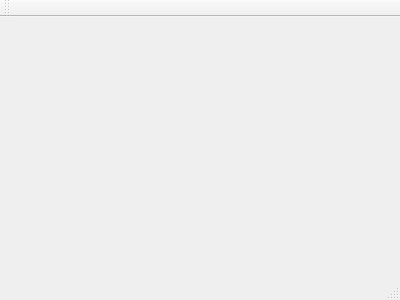
azieh/RepoDest, file RepoDest/mainwindow.ui: the form before one commit.
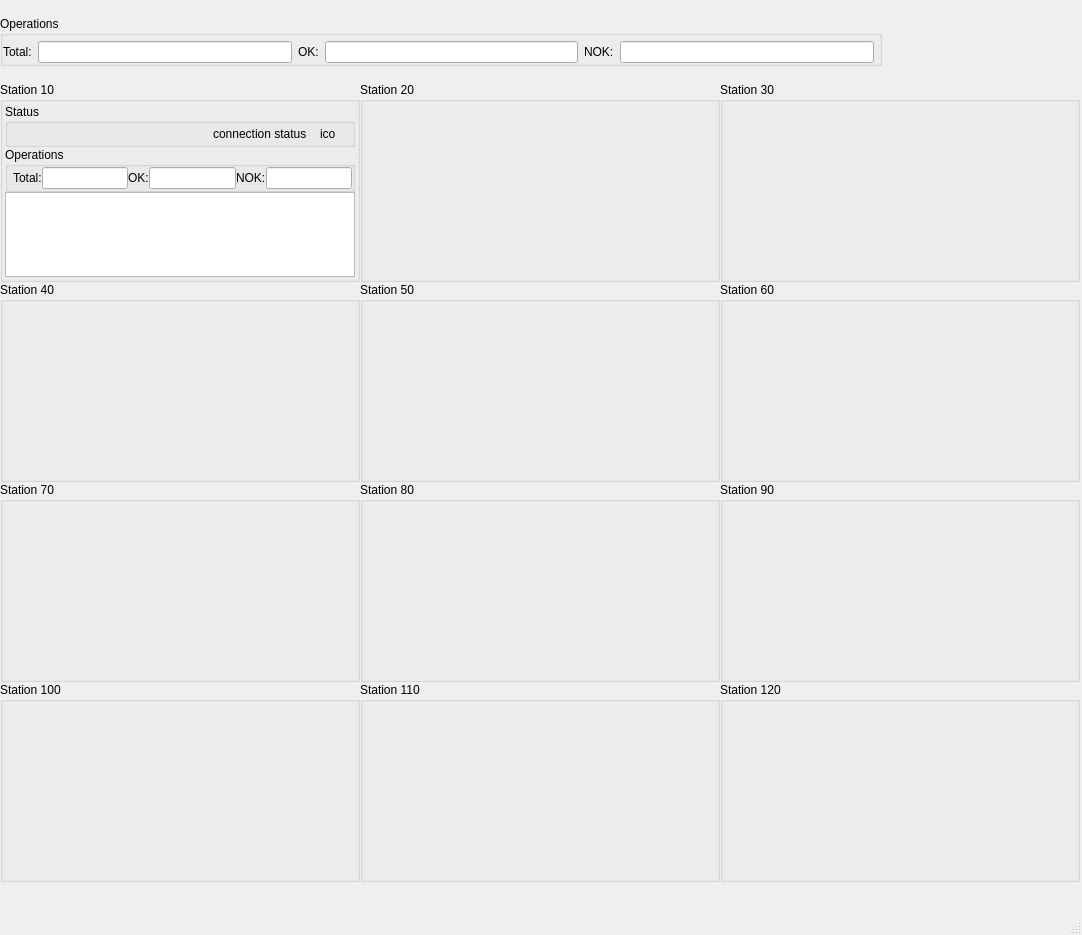
The form after the commit. Icons and pictures are not drawn.

Commit message: Layout correction

Diff of the .ui file:
```diff
--- a/RepoDest/mainwindow.ui
+++ b/RepoDest/mainwindow.ui
@@ -1,24 +1,597 @@
 <ui version="4.0">
  <class>MainWindow</class>
- <widget class="QMainWindow" name="MainWindow" >
-  <property name="geometry" >
+ <widget class="QMainWindow" name="MainWindow">
+  <property name="geometry">
    <rect>
     <x>0</x>
     <y>0</y>
-    <width>400</width>
-    <height>300</height>
+    <width>1082</width>
+    <height>935</height>
    </rect>
   </property>
-  <property name="windowTitle" >
+  <property name="minimumSize">
+   <size>
+    <width>1082</width>
+    <height>935</height>
+   </size>
+  </property>
+  <property name="maximumSize">
+   <size>
+    <width>1082</width>
+    <height>935</height>
+   </size>
+  </property>
+  <property name="windowTitle">
    <string>MainWindow</string>
   </property>
-  <widget class="QMenuBar" name="menuBar" />
-  <widget class="QToolBar" name="mainToolBar" />
-  <widget class="QWidget" name="centralWidget" />
-  <widget class="QStatusBar" name="statusBar" />
+  <widget class="QWidget" name="centralWidget">
+   <property name="sizePolicy">
+    <sizepolicy hsizetype="MinimumExpanding" vsizetype="MinimumExpanding">
+     <horstretch>0</horstretch>
+     <verstretch>0</verstretch>
+    </sizepolicy>
+   </property>
+   <property name="minimumSize">
+    <size>
+     <width>1025</width>
+     <height>884</height>
+    </size>
+   </property>
+   <property name="maximumSize">
+    <size>
+     <width>1082</width>
+     <height>884</height>
+    </size>
+   </property>
+   <layout class="QGridLayout" name="gridLayout" rowstretch="0,0">
+    <property name="sizeConstraint">
+     <enum>QLayout::SetDefaultConstraint</enum>
+    </property>
+    <property name="leftMargin">
+     <number>0</number>
+    </property>
+    <property name="topMargin">
+     <number>0</number>
+    </property>
+    <property name="rightMargin">
+     <number>0</number>
+    </property>
+    <property name="bottomMargin">
+     <number>0</number>
+    </property>
+    <property name="spacing">
+     <number>0</number>
+    </property>
+    <item row="0" column="0">
+     <layout class="QHBoxLayout" name="horizontalLayout">
+      <property name="spacing">
+       <number>0</number>
+      </property>
+      <property name="sizeConstraint">
+       <enum>QLayout::SetDefaultConstraint</enum>
+      </property>
+      <property name="bottomMargin">
+       <number>0</number>
+      </property>
+      <item>
+       <widget class="QGroupBox" name="staticTotalStatusAnalizer">
+        <property name="maximumSize">
+         <size>
+          <width>16777215</width>
+          <height>50</height>
+         </size>
+        </property>
+        <property name="title">
+         <string>Operations</string>
+        </property>
+        <layout class="QHBoxLayout" name="horizontalLayout_2">
+         <property name="leftMargin">
+          <number>0</number>
+         </property>
+         <property name="topMargin">
+          <number>5</number>
+         </property>
+         <property name="rightMargin">
+          <number>5</number>
+         </property>
+         <property name="bottomMargin">
+          <number>0</number>
+         </property>
+         <item>
+          <widget class="QLabel" name="staticTotal">
+           <property name="text">
+            <string>Total:</string>
+           </property>
+          </widget>
+         </item>
+         <item>
+          <widget class="QLineEdit" name="lineEditTotal">
+           <property name="readOnly">
+            <bool>true</bool>
+           </property>
+          </widget>
+         </item>
+         <item>
+          <widget class="QLabel" name="staticOk">
+           <property name="text">
+            <string>OK:</string>
+           </property>
+          </widget>
+         </item>
+         <item>
+          <widget class="QLineEdit" name="lineEditOk">
+           <property name="readOnly">
+            <bool>true</bool>
+           </property>
+          </widget>
+         </item>
+         <item>
+          <widget class="QLabel" name="staticNok">
+           <property name="text">
+            <string>NOK:</string>
+           </property>
+          </widget>
+         </item>
+         <item>
+          <widget class="QLineEdit" name="lineEditNok">
+           <property name="readOnly">
+            <bool>true</bool>
+           </property>
+          </widget>
+         </item>
+        </layout>
+       </widget>
+      </item>
+      <item>
+       <widget class="QLabel" name="staticLogoValeo">
+        <property name="minimumSize">
+         <size>
+          <width>200</width>
+          <height>80</height>
+         </size>
+        </property>
+        <property name="maximumSize">
+         <size>
+          <width>200</width>
+          <height>80</height>
+         </size>
+        </property>
+        <property name="frameShadow">
+         <enum>QFrame::Plain</enum>
+        </property>
+        <property name="text">
+         <string/>
+        </property>
+        <property name="pixmap">
+         <pixmap resource="ico.qrc">:/ico/logovaleo.png</pixmap>
+        </property>
+       </widget>
+      </item>
+     </layout>
+    </item>
+    <item row="1" column="0">
+     <layout class="QGridLayout" name="gridLayoutForStations">
+      <property name="sizeConstraint">
+       <enum>QLayout::SetDefaultConstraint</enum>
+      </property>
+      <property name="spacing">
+       <number>0</number>
+      </property>
+      <item row="2" column="2">
+       <widget class="QGroupBox" name="groupBoxSt80">
+        <property name="minimumSize">
+         <size>
+          <width>360</width>
+          <height>200</height>
+         </size>
+        </property>
+        <property name="maximumSize">
+         <size>
+          <width>360</width>
+          <height>200</height>
+         </size>
+        </property>
+        <property name="title">
+         <string>Station 80</string>
+        </property>
+       </widget>
+      </item>
+      <item row="2" column="1">
+       <widget class="QGroupBox" name="groupBoxSt70">
+        <property name="minimumSize">
+         <size>
+          <width>360</width>
+          <height>200</height>
+         </size>
+        </property>
+        <property name="maximumSize">
+         <size>
+          <width>360</width>
+          <height>200</height>
+         </size>
+        </property>
+        <property name="title">
+         <string>Station 70</string>
+        </property>
+       </widget>
+      </item>
+      <item row="1" column="1">
+       <widget class="QGroupBox" name="groupBoxSt50">
+        <property name="minimumSize">
+         <size>
+          <width>360</width>
+          <height>200</height>
+         </size>
+        </property>
+        <property name="maximumSize">
+         <size>
+          <width>360</width>
+          <height>200</height>
+         </size>
+        </property>
+        <property name="title">
+         <string>Station 40</string>
+        </property>
+       </widget>
+      </item>
+      <item row="1" column="3">
+       <widget class="QGroupBox" name="groupBoxSt60">
+        <property name="minimumSize">
+         <size>
+          <width>360</width>
+          <height>200</height>
+         </size>
+        </property>
+        <property name="maximumSize">
+         <size>
+          <width>360</width>
+          <height>200</height>
+         </size>
+        </property>
+        <property name="title">
+         <string>Station 60</string>
+        </property>
+       </widget>
+      </item>
+      <item row="2" column="3">
+       <widget class="QGroupBox" name="groupBoxSt90">
+        <property name="minimumSize">
+         <size>
+          <width>360</width>
+          <height>200</height>
+         </size>
+        </property>
+        <property name="maximumSize">
+         <size>
+          <width>360</width>
+          <height>200</height>
+         </size>
+        </property>
+        <property name="title">
+         <string>Station 90</string>
+        </property>
+       </widget>
+      </item>
+      <item row="1" column="2">
+       <widget class="QGroupBox" name="groupBoxSt40">
+        <property name="minimumSize">
+         <size>
+          <width>360</width>
+          <height>200</height>
+         </size>
+        </property>
+        <property name="maximumSize">
+         <size>
+          <width>360</width>
+          <height>200</height>
+         </size>
+        </property>
+        <property name="title">
+         <string>Station 50</string>
+        </property>
+       </widget>
+      </item>
+      <item row="0" column="2">
+       <widget class="QGroupBox" name="groupBoxSt20">
+        <property name="minimumSize">
+         <size>
+          <width>360</width>
+          <height>200</height>
+         </size>
+        </property>
+        <property name="maximumSize">
+         <size>
+          <width>360</width>
+          <height>200</height>
+         </size>
+        </property>
+        <property name="title">
+         <string>Station 20</string>
+        </property>
+       </widget>
+      </item>
+      <item row="0" column="1">
+       <widget class="QGroupBox" name="groupBoxSt10">
+        <property name="minimumSize">
+         <size>
+          <width>360</width>
+          <height>200</height>
+         </size>
+        </property>
+        <property name="maximumSize">
+         <size>
+          <width>360</width>
+          <height>200</height>
+         </size>
+        </property>
+        <property name="title">
+         <string>Station 10</string>
+        </property>
+        <property name="flat">
+         <bool>false</bool>
+        </property>
+        <layout class="QGridLayout" name="gridLayout_2">
+         <property name="leftMargin">
+          <number>2</number>
+         </property>
+         <property name="topMargin">
+          <number>2</number>
+         </property>
+         <property name="rightMargin">
+          <number>2</number>
+         </property>
+         <property name="bottomMargin">
+          <number>2</number>
+         </property>
+         <property name="spacing">
+          <number>0</number>
+         </property>
+         <item row="0" column="1">
+          <widget class="QGroupBox" name="groupBoxSt10Status">
+           <property name="title">
+            <string>Status</string>
+           </property>
+           <property name="flat">
+            <bool>true</bool>
+           </property>
+           <layout class="QHBoxLayout" name="horizontalLayout_3">
+            <property name="spacing">
+             <number>0</number>
+            </property>
+            <property name="leftMargin">
+             <number>5</number>
+            </property>
+            <property name="topMargin">
+             <number>0</number>
+            </property>
+            <property name="rightMargin">
+             <number>0</number>
+            </property>
+            <property name="bottomMargin">
+             <number>0</number>
+            </property>
+            <item>
+             <spacer name="horizontalSpacerSt10_1">
+              <property name="orientation">
+               <enum>Qt::Horizontal</enum>
+              </property>
+              <property name="sizeType">
+               <enum>QSizePolicy::Maximum</enum>
+              </property>
+              <property name="sizeHint" stdset="0">
+               <size>
+                <width>200</width>
+                <height>20</height>
+               </size>
+              </property>
+             </spacer>
+            </item>
+            <item>
+             <widget class="QLabel" name="labelSt10Status">
+              <property name="text">
+               <string>connection status</string>
+              </property>
+             </widget>
+            </item>
+            <item>
+             <widget class="QLabel" name="labelSt10Ico">
+              <property name="maximumSize">
+               <size>
+                <width>32</width>
+                <height>32</height>
+               </size>
+              </property>
+              <property name="text">
+               <string>ico</string>
+              </property>
+             </widget>
+            </item>
+           </layout>
+          </widget>
+         </item>
+         <item row="1" column="1">
+          <widget class="QGroupBox" name="groupBox">
+           <property name="title">
+            <string>Operations</string>
+           </property>
+           <property name="flat">
+            <bool>true</bool>
+           </property>
+           <layout class="QHBoxLayout" name="horizontalLayout_6">
+            <property name="spacing">
+             <number>0</number>
+            </property>
+            <property name="leftMargin">
+             <number>5</number>
+            </property>
+            <property name="topMargin">
+             <number>0</number>
+            </property>
+            <property name="rightMargin">
+             <number>0</number>
+            </property>
+            <property name="bottomMargin">
+             <number>0</number>
+            </property>
+            <item>
+             <widget class="QLabel" name="staticSt10Total">
+              <property name="text">
+               <string>Total:</string>
+              </property>
+             </widget>
+            </item>
+            <item>
+             <widget class="QLineEdit" name="lineEditSt10Total">
+              <property name="readOnly">
+               <bool>true</bool>
+              </property>
+             </widget>
+            </item>
+            <item>
+             <widget class="QLabel" name="staticSt10Ok">
+              <property name="text">
+               <string>OK:</string>
+              </property>
+             </widget>
+            </item>
+            <item>
+             <widget class="QLineEdit" name="lineEditSt10Ok">
+              <property name="readOnly">
+               <bool>true</bool>
+              </property>
+             </widget>
+            </item>
+            <item>
+             <widget class="QLabel" name="staticSt10Nok">
+              <property name="text">
+               <string>NOK:</string>
+              </property>
+             </widget>
+            </item>
+            <item>
+             <widget class="QLineEdit" name="lineEditSt10Nok">
+              <property name="readOnly">
+               <bool>true</bool>
+              </property>
+             </widget>
+            </item>
+           </layout>
+          </widget>
+         </item>
+         <item row="2" column="1">
+          <widget class="QPlainTextEdit" name="plainTextEdit"/>
+         </item>
+         <item row="0" column="0">
+          <spacer name="horizontalSpacer">
+           <property name="orientation">
+            <enum>Qt::Horizontal</enum>
+           </property>
+           <property name="sizeHint" stdset="0">
+            <size>
+             <width>40</width>
+             <height>20</height>
+            </size>
+           </property>
+          </spacer>
+         </item>
+        </layout>
+       </widget>
+      </item>
+      <item row="0" column="3">
+       <widget class="QGroupBox" name="groupBoxSt30">
+        <property name="minimumSize">
+         <size>
+          <width>360</width>
+          <height>200</height>
+         </size>
+        </property>
+        <property name="maximumSize">
+         <size>
+          <width>360</width>
+          <height>200</height>
+         </size>
+        </property>
+        <property name="title">
+         <string>Station 30</string>
+        </property>
+       </widget>
+      </item>
+      <item row="3" column="1">
+       <widget class="QGroupBox" name="groupBoxSt100">
+        <property name="minimumSize">
+         <size>
+          <width>360</width>
+          <height>200</height>
+         </size>
+        </property>
+        <property name="maximumSize">
+         <size>
+          <width>360</width>
+          <height>200</height>
+         </size>
+        </property>
+        <property name="title">
+         <string>Station 100</string>
+        </property>
+       </widget>
+      </item>
+      <item row="3" column="2">
+       <widget class="QGroupBox" name="groupBoxSt110">
+        <property name="minimumSize">
+         <size>
+          <width>360</width>
+          <height>200</height>
+         </size>
+        </property>
+        <property name="maximumSize">
+         <size>
+          <width>360</width>
+          <height>200</height>
+         </size>
+        </property>
+        <property name="title">
+         <string>Station 110</string>
+        </property>
+       </widget>
+      </item>
+      <item row="3" column="3">
+       <widget class="QGroupBox" name="groupBoxSt120">
+        <property name="minimumSize">
+         <size>
+          <width>360</width>
+          <height>200</height>
+         </size>
+        </property>
+        <property name="maximumSize">
+         <size>
+          <width>360</width>
+          <height>200</height>
+         </size>
+        </property>
+        <property name="title">
+         <string>Station 120</string>
+        </property>
+       </widget>
+      </item>
+     </layout>
+    </item>
+   </layout>
+  </widget>
+  <widget class="QStatusBar" name="statusBar"/>
+  <widget class="QMenuBar" name="menuBar">
+   <property name="geometry">
+    <rect>
+     <x>0</x>
+     <y>0</y>
+     <width>1082</width>
+     <height>26</height>
+    </rect>
+   </property>
+  </widget>
  </widget>
- <layoutDefault spacing="6" margin="11" />
- <pixmapfunction></pixmapfunction>
- <resources/>
+ <layoutdefault spacing="6" margin="11"/>
+ <resources>
+  <include location="ico.qrc"/>
+ </resources>
  <connections/>
 </ui>
```
Left out of the diff: 1 changed line with no effect on the pictures. The commit also changes 7 other files.
